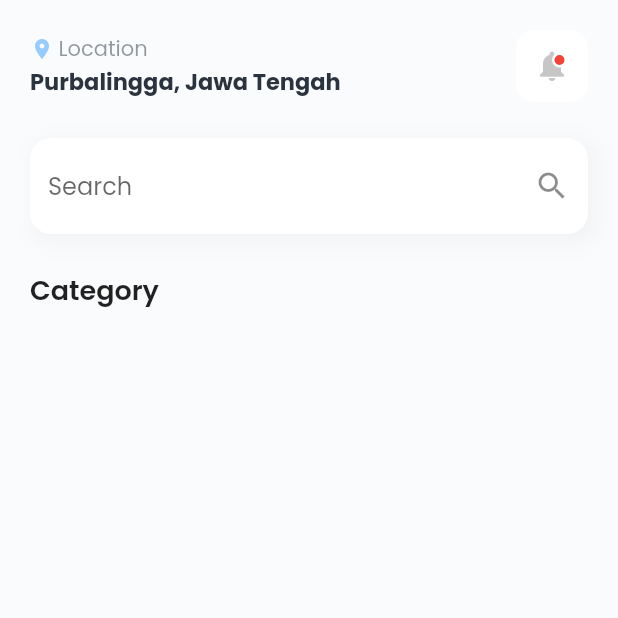
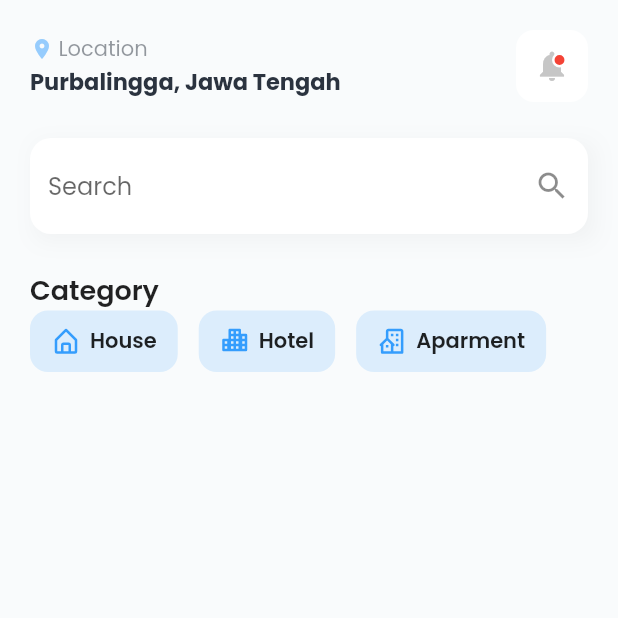
Before and after one commit to rangulo1972/codigo6_ui, a Flutter app: the screen it shows after launch, on a phone screen of 412 x 824 dp, the top half of it. Run offline on Flutter 3.47's test engine with Material 2 defaults, Android fonts, the phone set to English and light mode, and no system bars; our stand-ins replace flutter_svg, google_fonts.

Commit message:
creación de item_category_widget.dart para poder realizar el tipo listado de los iconos de house,hotel y aparment

```diff
--- a/lib/pages/example2_page.dart
+++ b/lib/pages/example2_page.dart
@@ -1,4 +1,6 @@
+import 'package:codigo6_ui/widgets/item_category_widget.dart';
 import 'package:flutter/material.dart';
+// import 'package:flutter_svg/flutter_svg.dart';
 
 class Example2Page extends StatelessWidget {
   @override
@@ -123,9 +125,36 @@ class Example2Page extends StatelessWidget {
               //* Inicio de Category
               Text(
                 "Category",
-                style: TextStyle(fontSize: 18.0, fontWeight: FontWeight.w600),
+                style: TextStyle(
+                  fontSize: 18.0,
+                  fontWeight: FontWeight.w600,
+                ),
               ),
               //* fin de Category
+              //* inicio de los iconos estilo ListView
+              SingleChildScrollView(
+                scrollDirection: Axis.horizontal,
+                child: Row(
+                  children: [
+                    ItemCategoryWidget(
+                      icon: "home",
+                      text: "House",
+                      isSelected: true,
+                    ),
+                    ItemCategoryWidget(
+                      icon: "city",
+                      text: "Hotel",
+                      isSelected: false,
+                    ),
+                    ItemCategoryWidget(
+                      icon: "house",
+                      text: "Aparment",
+                      isSelected: false,
+                    ),
+                  ],
+                ),
+              ),
+              //* fin de los iconos estilo ListView
             ],
             //!Columna principal del scaffold
           ),
--- /dev/null
+++ b/lib/widgets/item_category_widget.dart
@@ -0,0 +1,47 @@
+import 'package:flutter/material.dart';
+import 'package:flutter_svg/flutter_svg.dart';
+
+class ItemCategoryWidget extends StatelessWidget {
+  String icon;
+  String text;
+  bool isSelected;
+
+  ItemCategoryWidget({
+    required this.icon,
+    required this.text,
+    required this.isSelected,
+  });
+  @override
+  Widget build(BuildContext context) {
+    return Container(
+      margin: EdgeInsets.only(right: 14.0),
+      padding: EdgeInsets.symmetric(
+        horizontal: 14,
+        vertical: 10,
+      ),
+      decoration: BoxDecoration(
+        color: Color(0xff349DFD).withOpacity(0.15),
+        borderRadius: BorderRadius.circular(12),
+      ),
+      child: Row(
+        mainAxisSize: MainAxisSize.min,
+        children: [
+          SvgPicture.asset(
+            "assets/icons/$icon.svg",
+            color: Color(0xff349DFD),
+            height: 20,
+          ),
+          SizedBox(
+            width: 6,
+          ),
+          Text(
+            text,
+            style: TextStyle(
+              fontWeight: FontWeight.w600,
+            ),
+          ),
+        ],
+      ),
+    );
+  }
+}
```
